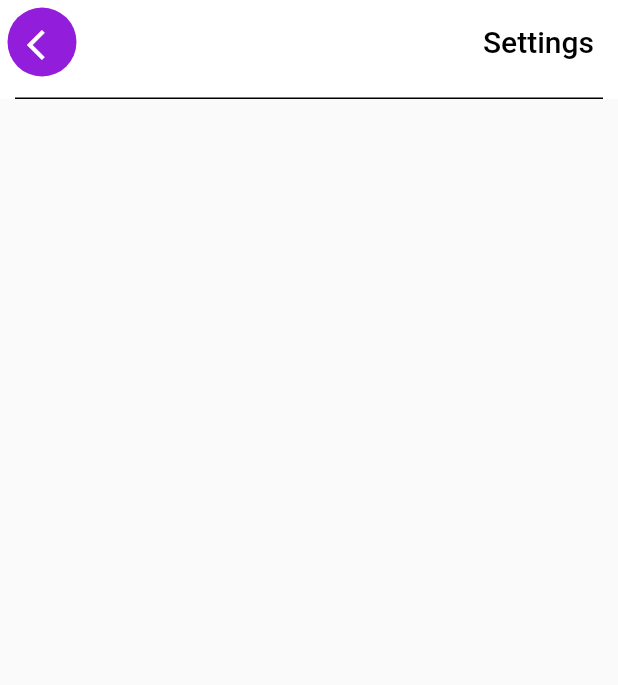
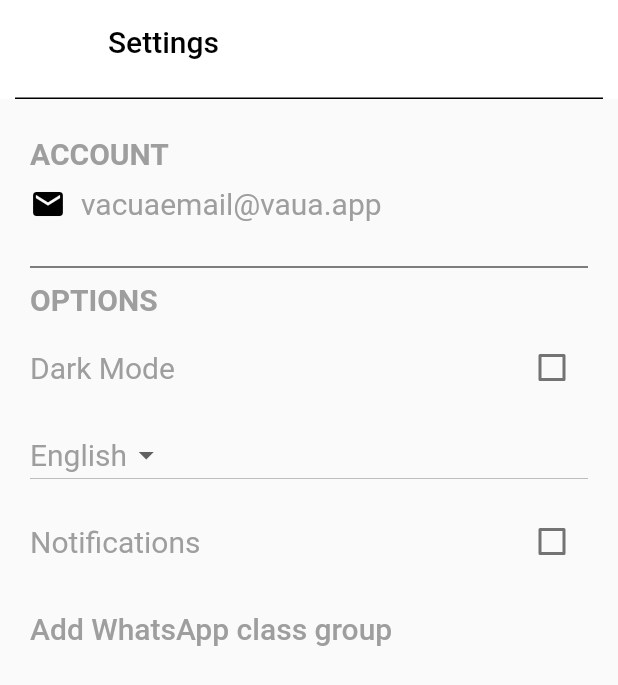
Before and after one commit to yokwejuste/vacua-app, a Flutter app: the SettingsPage screen opened directly, on a phone screen of 412 x 824 dp. Shown: the top 685 px of the screen. Run offline on Flutter 3.47's test engine with Material 2 defaults, Android fonts, the phone set to English and light mode, and no system bars; our stand-ins replace cloud_firestore, firebase_auth, firebase_core, flutter_svg, google_fonts; missing offline and left inert: dart:ffi; accounts and stored records are empty.

Commit message:
feat: settings page designed

```diff
--- a/lib/screens/SettingsPage.dart
+++ b/lib/screens/SettingsPage.dart
@@ -9,34 +9,19 @@ class SettingsPage extends StatefulWidget {
 }
 
 class _SettingsPageState extends State<SettingsPage> {
+  bool _darkMode = false;
+  String _dropDownValue = "English";
+  bool _enableNotification = false;
   @override
   Widget build(BuildContext context) {
     return Scaffold(
       appBar: AppBar(
         elevation: 0,
         backgroundColor: Colors.white,
-        leading: Container(
-          margin: const EdgeInsets.all(5.0),
-          padding: const EdgeInsets.all(5.0),
-          decoration:
-              const BoxDecoration(shape: BoxShape.circle, color: kPrimaryColor),
-          child: IconButton(
-            icon: const Icon(
-              Icons.arrow_back_ios,
-              color: Colors.white,
-            ),
-            onPressed: () {
-              // TODO: Add navigation to the previous page
-            },
-          ),
-        ),
-        title: const Align(
-          alignment: Alignment.centerRight,
-          child: Text(
-            "Settings",
-            style: TextStyle(
-              color: Colors.black,
-            ),
+        title: const Text(
+          "Settings",
+          style: TextStyle(
+            color: Colors.black,
           ),
         ),
         bottom: PreferredSize(
@@ -49,10 +34,138 @@ class _SettingsPageState extends State<SettingsPage> {
         ),
       ),
       body: ListView(
+        padding: const EdgeInsets.symmetric(horizontal: 20.0),
         children: <Widget>[
-          SizedBox(
+          const SizedBox(
             height: 25.0,
           ),
+          const Text(
+            "ACCOUNT",
+            style: TextStyle(
+                color: Colors.grey,
+                fontWeight: FontWeight.bold,
+                fontSize: 20.0),
+          ),
+          const SizedBox(
+            height: 10.0,
+          ),
+          Row(
+            children: const <Widget>[
+              Icon(
+                Icons.email,
+                color: Colors.black,
+              ),
+              SizedBox(
+                width: 10.0,
+              ),
+              Text(
+                "vacuaemail@vaua.app",
+                style: TextStyle(
+                  color: Colors.grey,
+                  fontSize: 20.0,
+                ),
+              ),
+            ],
+          ),
+          const SizedBox(
+            height: 20,
+          ),
+          const Divider(
+            color: Colors.black,
+            height: 20,
+          ),
+          const Text(
+            "OPTIONS",
+            style: TextStyle(
+                color: Colors.grey,
+                fontWeight: FontWeight.bold,
+                fontSize: 20.0),
+          ),
+          const SizedBox(
+            height: 10.0,
+          ),
+          Row(
+            children: <Widget>[
+              const Text(
+                "Dark Mode",
+                style: TextStyle(
+                  color: Colors.grey,
+                  fontSize: 20.0,
+                ),
+              ),
+              Expanded(
+                child: Container(),
+              ),
+              Checkbox(
+                  value: _darkMode,
+                  onChanged: (value) {
+                    setState(() {
+                      _darkMode = value!;
+                    });
+                  }),
+            ],
+          ),
+          const SizedBox(
+            height: 10,
+          ),
+          DropdownButton(
+              value: _dropDownValue,
+              items: <String>["English", "French "]
+                  .map<DropdownMenuItem<String>>((String value) {
+                return DropdownMenuItem<String>(
+                  value: value,
+                  child: Text(value,
+                      style:
+                          const TextStyle(fontSize: 20.0, color: Colors.grey)),
+                );
+              }).toList(),
+              onChanged: (String? value) {
+                setState(() {
+                  _dropDownValue = value!;
+                });
+              }),
+          const SizedBox(
+            height: 10,
+          ),
+          Row(
+            children: <Widget>[
+              const Text(
+                "Notifications",
+                style: TextStyle(
+                  color: Colors.grey,
+                  fontSize: 20.0,
+                ),
+              ),
+              Expanded(
+                child: Container(),
+              ),
+              Checkbox(
+                  value: _enableNotification,
+                  onChanged: (value) {
+                    setState(() {
+                      _enableNotification = value!;
+                    });
+                  }),
+            ],
+          ),
+          const SizedBox(
+            height: 10,
+          ),
+          TextButton(
+              onPressed: () {},
+              style: ButtonStyle(
+                padding: MaterialStateProperty.all<EdgeInsets>(
+                  const EdgeInsets.all(0),
+                ),
+                alignment: Alignment.centerLeft,
+              ),
+              child: const Text(
+                "Add WhatsApp class group",
+                style: TextStyle(
+                  color: Colors.grey,
+                  fontSize: 20.0,
+                ),
+              ))
         ],
       ),
     );
```
